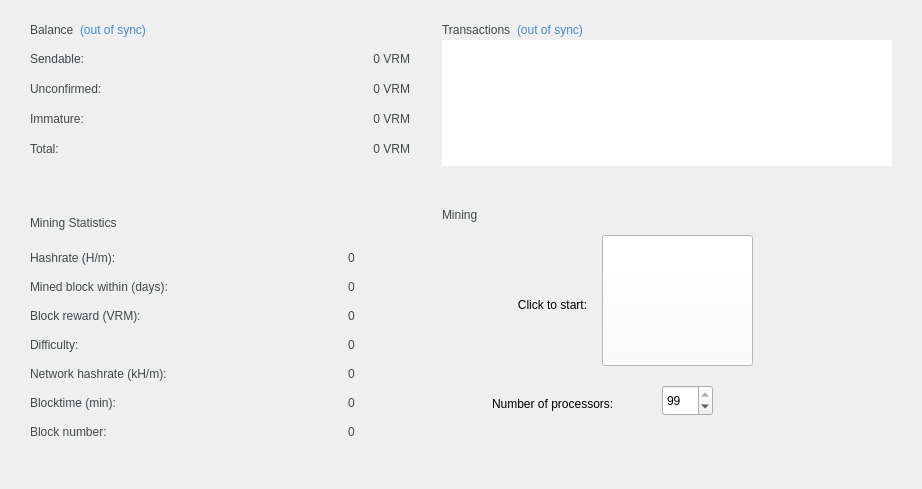
Above: src/qt/forms/overviewpage.ui from VeriConomy/vericoin before the change. Below: the same form after it.
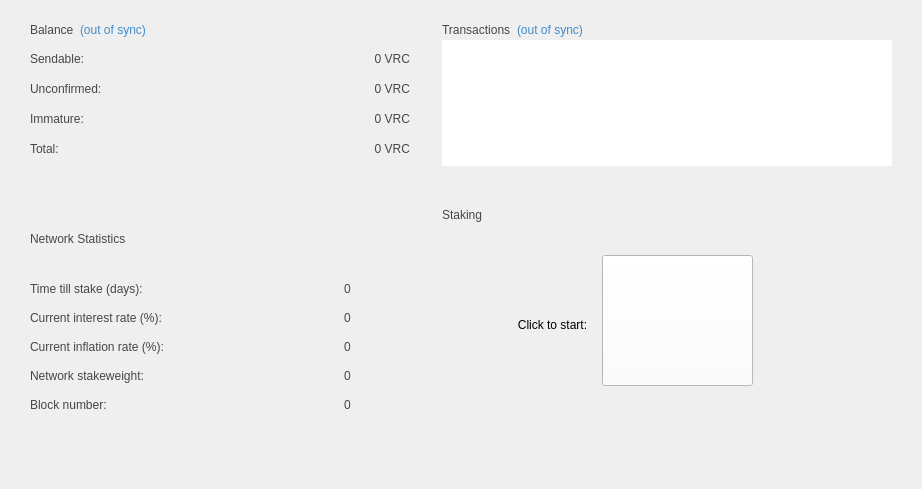
That is the form after the change. Icons and pictures are not drawn.

Diff of the .ui file:
```diff
--- a/src/qt/forms/overviewpage.ui
+++ b/src/qt/forms/overviewpage.ui
@@ -245,7 +245,7 @@
              <string notr="true">QLabel {color: #444748}</string>
             </property>
             <property name="text">
-             <string notr="true">0 VRM</string>
+             <string notr="true">0 VRC</string>
             </property>
             <property name="alignment">
              <set>Qt::AlignBottom|Qt::AlignRight|Qt::AlignTrailing</set>
@@ -313,7 +313,7 @@
              <string notr="true">QLabel {color: #444748}</string>
             </property>
             <property name="text">
-             <string notr="true">0 VRM</string>
+             <string notr="true">0 VRC</string>
             </property>
             <property name="alignment">
              <set>Qt::AlignBottom|Qt::AlignRight|Qt::AlignTrailing</set>
@@ -381,7 +381,7 @@
              <string notr="true">QLabel {color: #444748}</string>
             </property>
             <property name="text">
-             <string notr="true">0 VRM</string>
+             <string notr="true">0 VRC</string>
             </property>
             <property name="alignment">
              <set>Qt::AlignBottom|Qt::AlignRight|Qt::AlignTrailing</set>
@@ -437,7 +437,7 @@
              <string notr="true">QLabel {color: #444748}</string>
             </property>
             <property name="text">
-             <string notr="true">0 VRM</string>
+             <string notr="true">0 VRC</string>
             </property>
             <property name="alignment">
              <set>Qt::AlignBottom|Qt::AlignRight|Qt::AlignTrailing</set>
@@ -549,7 +549,7 @@
              <string notr="true">QLabel {color: #444748}</string>
             </property>
             <property name="text">
-             <string>Mining Statistics</string>
+             <string>Network Statistics</string>
             </property>
            </widget>
           </item>
@@ -631,7 +631,7 @@
           <string notr="true">QLabel {color: #444748}</string>
          </property>
          <property name="text">
-          <string>Hashrate (H/m):</string>
+          <string>Time till stake (days):</string>
          </property>
         </widget>
        </item>
@@ -678,6 +678,62 @@
          </property>
         </widget>
        </item>
+       <item row="1" column="0">
+        <widget class="QLabel" name="interestRateText">
+         <property name="minimumSize">
+          <size>
+           <width>130</width>
+           <height>0</height>
+          </size>
+         </property>
+         <property name="layoutDirection">
+          <enum>Qt::LeftToRight</enum>
+         </property>
+         <property name="styleSheet">
+          <string notr="true">QLabel {color: #444748}</string>
+         </property>
+         <property name="text">
+          <string>Current interest rate (%):</string>
+         </property>
+        </widget>
+       </item>
+       <item row="1" column="1">
+        <widget class="QLabel" name="interestRate">
+         <property name="minimumSize">
+          <size>
+           <width>100</width>
+           <height>0</height>
+          </size>
+         </property>
+         <property name="maximumSize">
+          <size>
+           <width>100</width>
+           <height>16777215</height>
+          </size>
+         </property>
+         <property name="cursor">
+          <cursorShape>IBeamCursor</cursorShape>
+         </property>
+         <property name="toolTip">
+          <string/>
+         </property>
+         <property name="layoutDirection">
+          <enum>Qt::LeftToRight</enum>
+         </property>
+         <property name="styleSheet">
+          <string notr="true">QLabel {color: #444748}</string>
+         </property>
+         <property name="text">
+          <string notr="true">0 </string>
+         </property>
+         <property name="alignment">
+          <set>Qt::AlignBottom|Qt::AlignRight|Qt::AlignTrailing</set>
+         </property>
+         <property name="textInteractionFlags">
+          <set>Qt::LinksAccessibleByMouse|Qt::TextSelectableByKeyboard|Qt::TextSelectableByMouse</set>
+         </property>
+        </widget>
+       </item>
        <item row="2" column="0">
         <widget class="QLabel" name="blockrewardText">
          <property name="sizePolicy">
@@ -702,7 +758,7 @@
           <string notr="true">QLabel {color: #444748}</string>
          </property>
          <property name="text">
-          <string>Block reward (VRM):</string>
+          <string>Current inflation rate (%):</string>
          </property>
         </widget>
        </item>
@@ -767,7 +823,7 @@
           <string notr="true">QLabel {color: #444748}</string>
          </property>
          <property name="text">
-          <string>Difficulty:</string>
+          <string>Network stakeweight:</string>
          </property>
         </widget>
        </item>
@@ -808,7 +864,7 @@
          </property>
         </widget>
        </item>
-       <item row="6" column="0">
+       <item row="4" column="0">
         <widget class="QLabel" name="blocknumberText">
          <property name="minimumSize">
           <size>
@@ -824,194 +880,8 @@
          </property>
         </widget>
        </item>
-       <item row="6" column="1">
-        <widget class="QLabel" name="blocknumber">
-         <property name="minimumSize">
-          <size>
-           <width>100</width>
-           <height>0</height>
-          </size>
-         </property>
-         <property name="maximumSize">
-          <size>
-           <width>100</width>
-           <height>16777215</height>
-          </size>
-         </property>
-         <property name="cursor">
-          <cursorShape>IBeamCursor</cursorShape>
-         </property>
-         <property name="toolTip">
-          <string/>
-         </property>
-         <property name="layoutDirection">
-          <enum>Qt::LeftToRight</enum>
-         </property>
-         <property name="styleSheet">
-          <string notr="true">QLabel {color: #444748}</string>
-         </property>
-         <property name="text">
-          <string notr="true">0 </string>
-         </property>
-         <property name="alignment">
-          <set>Qt::AlignBottom|Qt::AlignRight|Qt::AlignTrailing</set>
-         </property>
-         <property name="textInteractionFlags">
-          <set>Qt::LinksAccessibleByMouse|Qt::TextSelectableByKeyboard|Qt::TextSelectableByMouse</set>
-         </property>
-        </widget>
-       </item>
-       <item row="4" column="0">
-        <widget class="QLabel" name="nethashrateText">
-         <property name="sizePolicy">
-          <sizepolicy hsizetype="Preferred" vsizetype="Preferred">
-           <horstretch>0</horstretch>
-           <verstretch>0</verstretch>
-          </sizepolicy>
-         </property>
-         <property name="minimumSize">
-          <size>
-           <width>130</width>
-           <height>0</height>
-          </size>
-         </property>
-         <property name="maximumSize">
-          <size>
-           <width>16777215</width>
-           <height>16777215</height>
-          </size>
-         </property>
-         <property name="styleSheet">
-          <string notr="true">QLabel {color: #444748}</string>
-         </property>
-         <property name="text">
-          <string>Network hashrate (kH/m):</string>
-         </property>
-        </widget>
-       </item>
        <item row="4" column="1">
-        <widget class="QLabel" name="nethashrate">
-         <property name="minimumSize">
-          <size>
-           <width>100</width>
-           <height>0</height>
-          </size>
-         </property>
-         <property name="maximumSize">
-          <size>
-           <width>100</width>
-           <height>16777215</height>
-          </size>
-         </property>
-         <property name="cursor">
-          <cursorShape>IBeamCursor</cursorShape>
-         </property>
-         <property name="toolTip">
-          <string/>
-         </property>
-         <property name="layoutDirection">
-          <enum>Qt::LeftToRight</enum>
-         </property>
-         <property name="styleSheet">
-          <string notr="true">QLabel {color: #444748}</string>
-         </property>
-         <property name="text">
-          <string notr="true">0 </string>
-         </property>
-         <property name="alignment">
-          <set>Qt::AlignBottom|Qt::AlignRight|Qt::AlignTrailing</set>
-         </property>
-         <property name="textInteractionFlags">
-          <set>Qt::LinksAccessibleByMouse|Qt::TextSelectableByKeyboard|Qt::TextSelectableByMouse</set>
-         </property>
-        </widget>
-       </item>
-       <item row="5" column="0">
-        <widget class="QLabel" name="blocktimeText">
-         <property name="sizePolicy">
-          <sizepolicy hsizetype="Preferred" vsizetype="Preferred">
-           <horstretch>0</horstretch>
-           <verstretch>0</verstretch>
-          </sizepolicy>
-         </property>
-         <property name="minimumSize">
-          <size>
-           <width>130</width>
-           <height>0</height>
-          </size>
-         </property>
-         <property name="maximumSize">
-          <size>
-           <width>16777215</width>
-           <height>16777215</height>
-          </size>
-         </property>
-         <property name="styleSheet">
-          <string notr="true">QLabel {color: #444748}</string>
-         </property>
-         <property name="text">
-          <string>Blocktime (min):</string>
-         </property>
-        </widget>
-       </item>
-       <item row="5" column="1">
-        <widget class="QLabel" name="blocktime">
-         <property name="minimumSize">
-          <size>
-           <width>100</width>
-           <height>0</height>
-          </size>
-         </property>
-         <property name="maximumSize">
-          <size>
-           <width>100</width>
-           <height>16777215</height>
-          </size>
-         </property>
-         <property name="cursor">
-          <cursorShape>IBeamCursor</cursorShape>
-         </property>
-         <property name="toolTip">
-          <string/>
-         </property>
-         <property name="layoutDirection">
-          <enum>Qt::LeftToRight</enum>
-         </property>
-         <property name="styleSheet">
-          <string notr="true">QLabel {color: #444748}</string>
-         </property>
-         <property name="text">
-          <string notr="true">0 </string>
-         </property>
-         <property name="alignment">
-          <set>Qt::AlignBottom|Qt::AlignRight|Qt::AlignTrailing</set>
-         </property>
-         <property name="textInteractionFlags">
-          <set>Qt::LinksAccessibleByMouse|Qt::TextSelectableByKeyboard|Qt::TextSelectableByMouse</set>
-         </property>
-        </widget>
-       </item>
-       <item row="1" column="0">
-        <widget class="QLabel" name="mineRateText">
-         <property name="minimumSize">
-          <size>
-           <width>130</width>
-           <height>0</height>
-          </size>
-         </property>
-         <property name="layoutDirection">
-          <enum>Qt::LeftToRight</enum>
-         </property>
-         <property name="styleSheet">
-          <string notr="true">QLabel {color: #444748}</string>
-         </property>
-         <property name="text">
-          <string>Mined block within (days):</string>
-         </property>
-        </widget>
-       </item>
-       <item row="1" column="1">
-        <widget class="QLabel" name="mineRate">
+        <widget class="QLabel" name="blocknumber">
          <property name="minimumSize">
           <size>
            <width>100</width>
@@ -1327,7 +1197,7 @@
              <string notr="true">QLabel {color: #444748}</string>
             </property>
             <property name="text">
-             <string>Mining</string>
+             <string>Staking</string>
             </property>
            </widget>
           </item>
@@ -1389,7 +1259,7 @@
         <property name="geometry">
          <rect>
           <x>160</x>
-          <y>10</y>
+          <y>30</y>
           <width>151</width>
           <height>131</height>
          </rect>
@@ -1415,40 +1285,11 @@
          </size>
         </property>
        </widget>
-       <widget class="QSpinBox" name="spinBox">
-        <property name="geometry">
-         <rect>
-          <x>220</x>
-          <y>160</y>
-          <width>51</width>
-          <height>31</height>
-         </rect>
-        </property>
-        <property name="minimum">
-         <number>1</number>
-        </property>
-        <property name="value">
-         <number>99</number>
-        </property>
-       </widget>
-       <widget class="QLabel" name="proclabel">
-        <property name="geometry">
-         <rect>
-          <x>50</x>
-          <y>170</y>
-          <width>161</width>
-          <height>17</height>
-         </rect>
-        </property>
-        <property name="text">
-         <string>Number of processors:</string>
-        </property>
-       </widget>
-       <widget class="QLabel" name="miningLabel">
+       <widget class="QLabel" name="stakingLabel">
         <property name="geometry">
          <rect>
           <x>60</x>
-          <y>70</y>
+          <y>90</y>
           <width>101</width>
           <height>21</height>
          </rect>
```
Left out of the diff: 20 changed lines with no effect on the pictures.
